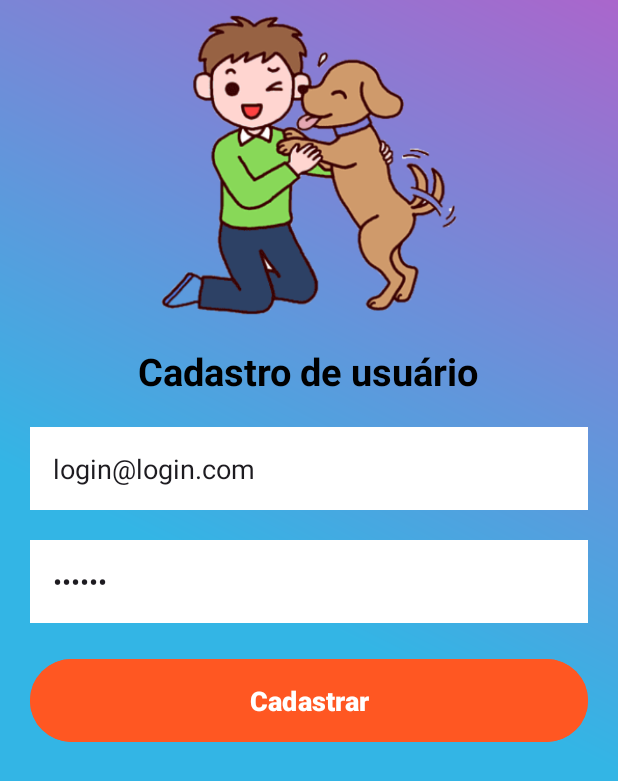
After one commit to Sousa-Edson/AdoteFacilApp, an Android app: the Cadastro screen opened directly, with no data from a screen before it, on a phone screen of 412 x 824 dp. The commit adds this screen. Shown: the top 781 px of the screen. Run offline under Robolectric (Android 15) with nearby library versions, the phone set to English and light mode, and no system bars.

Commit message:
criando cadastro de usuario

```diff
--- a/app/src/main/AndroidManifest.xml
+++ b/app/src/main/AndroidManifest.xml
@@ -15,9 +15,11 @@
         android:theme="@style/Theme.AdoteFacil"
         tools:targetApi="31">
         <activity
-            android:name=".view.login.Login"
+            android:name=".view.login_cadastro.Cadastro"
             android:exported="false" />
-
+        <activity
+            android:name=".view.login_cadastro.Login"
+            android:exported="false" />
         <activity
             android:name=".view.principal.Principal"
             android:exported="false"
--- a/app/src/main/java/com/fieb/adotefacil/view/bemVindo/BemVindo.java
+++ b/app/src/main/java/com/fieb/adotefacil/view/bemVindo/BemVindo.java
@@ -5,13 +5,9 @@ import androidx.appcompat.app.AppCompatActivity;
 import android.content.Intent;
 import android.os.Bundle;
 import android.os.Handler;
-import android.view.View;
-import android.widget.Button;
 
 import com.fieb.adotefacil.R;
-import com.fieb.adotefacil.controller.EventoController;
-import com.fieb.adotefacil.view.login.Login;
-import com.fieb.adotefacil.view.principal.Principal;
+import com.fieb.adotefacil.view.login_cadastro.Login;
 
 public class BemVindo extends AppCompatActivity {
 
--- /dev/null
+++ b/app/src/main/java/com/fieb/adotefacil/view/login_cadastro/Cadastro.java
@@ -0,0 +1,16 @@
+package com.fieb.adotefacil.view.login_cadastro;
+
+import androidx.appcompat.app.AppCompatActivity;
+
+import android.os.Bundle;
+
+import com.fieb.adotefacil.R;
+
+public class Cadastro extends AppCompatActivity {
+
+    @Override
+    protected void onCreate(Bundle savedInstanceState) {
+        super.onCreate(savedInstanceState);
+        setContentView(R.layout.activity_cadastro);
+    }
+}
--- a/app/src/main/java/com/fieb/adotefacil/view/login/Login.java
+++ b/app/src/main/java/com/fieb/adotefacil/view/login_cadastro/Login.java
@@ -1,4 +1,4 @@
-package com.fieb.adotefacil.view.login;
+package com.fieb.adotefacil.view.login_cadastro;
 
 import androidx.appcompat.app.AppCompatActivity;
 
@@ -38,7 +38,10 @@ public class Login extends AppCompatActivity {
     }
 
     private void navegatCadastro() {
-        Toast.makeText(Login.this,"IR PARA TELA DE CADASTRO>>>",Toast.LENGTH_LONG).show();
+        Intent intent = new Intent(Login.this, Cadastro.class);
+        startActivity(intent);
+//        finish();
+//        Toast.makeText(Login.this,"IR PARA TELA DE CADASTRO>>>",Toast.LENGTH_LONG).show();
     }
 
     private void navegarTelaPrincipal() {
--- /dev/null
+++ b/app/src/main/res/layout/activity_cadastro.xml
@@ -0,0 +1,77 @@
+<?xml version="1.0" encoding="utf-8"?>
+<ScrollView
+    xmlns:android="http://schemas.android.com/apk/res/android"
+    xmlns:app="http://schemas.android.com/apk/res-auto"
+    xmlns:tools="http://schemas.android.com/tools"
+    android:layout_width="match_parent"
+    android:layout_height="match_parent"
+    android:background="@drawable/bg_cor_fundo"
+    tools:context=".view.login_cadastro.Cadastro">
+    <LinearLayout
+        android:layout_width="match_parent"
+        android:layout_height="match_parent"
+        android:orientation="vertical"
+
+        >
+        <ImageView
+            android:layout_marginTop="10dp"
+            android:id="@+id/imageView"
+            android:layout_width="200dp"
+            android:layout_height="200dp"
+            android:layout_gravity="center"
+            app:srcCompat="@drawable/logo_amigo" />
+        <TextView
+            android:layout_width="wrap_content"
+            android:layout_height="wrap_content"
+            android:layout_gravity="center"
+            android:layout_marginTop="20dp"
+            android:text="@string/titulo_form_cadastro"
+            android:textColor="@color/black"
+            android:textSize="25sp"
+            android:textStyle="bold" />
+
+        <EditText
+            android:id="@+id/edit_email"
+            android:layout_width="match_parent"
+            android:layout_height="wrap_content"
+            android:layout_marginStart="20dp"
+            android:layout_marginTop="20dp"
+            android:layout_marginEnd="20dp"
+            android:background="@color/white"
+            android:hint="@string/hint_email"
+            android:text="login@login.com"
+            android:inputType="textEmailAddress"
+            android:maxLines="1"
+            android:padding="15dp" />
+
+        <EditText
+            android:id="@+id/edit_senha"
+            android:layout_width="match_parent"
+            android:layout_height="wrap_content"
+            android:layout_marginStart="20dp"
+            android:layout_marginTop="20dp"
+            android:layout_marginEnd="20dp"
+            android:background="@color/white"
+            android:hint="@string/hint_senha"
+            android:text="123456"
+            android:inputType="numberPassword"
+            android:maxLines="1"
+            android:padding="15dp" />
+
+        <Button
+            android:id="@+id/btn_entrar"
+            android:layout_width="match_parent"
+            android:layout_height="wrap_content"
+            android:layout_margin="20dp"
+            android:backgroundTint="@color/fundo_botao"
+            android:padding="15dp"
+            android:text="@string/texto_botao_cadastrar"
+            android:textAllCaps="false"
+            android:textColor="@color/white"
+            android:textSize="18dp"
+            android:textStyle="bold" />
+
+
+
+    </LinearLayout>
+</ScrollView>
--- a/app/src/main/res/layout/activity_login.xml
+++ b/app/src/main/res/layout/activity_login.xml
@@ -7,7 +7,7 @@
     android:layout_height="match_parent"
     android:orientation="vertical"
     android:background="@drawable/bg_cor_fundo"
-    tools:context=".view.login.Login">
+    tools:context=".view.login_cadastro.Login">
     <ImageView
         android:layout_marginTop="10dp"
         android:id="@+id/imageView"
```
